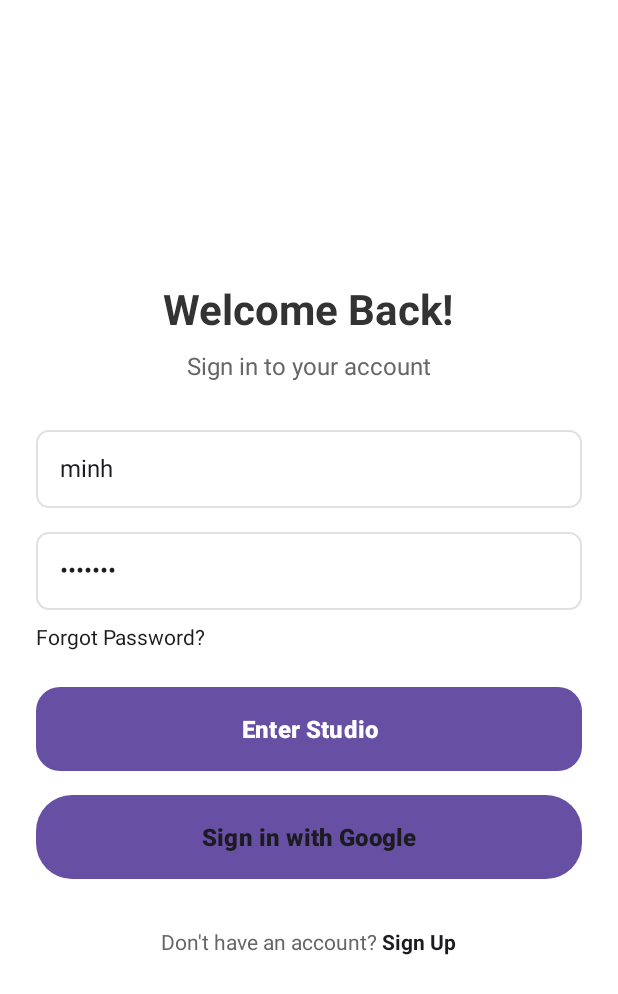
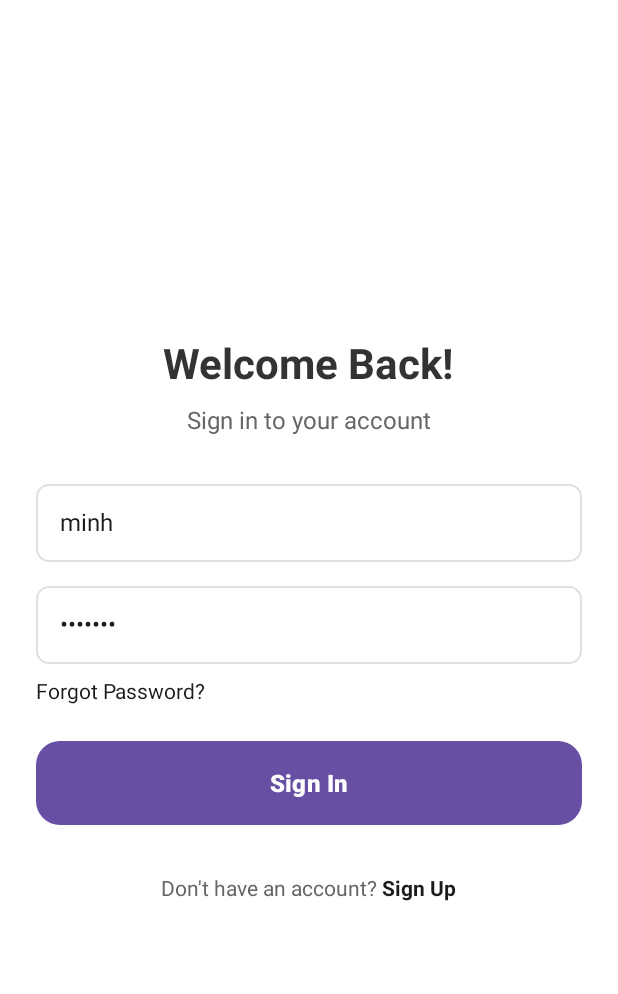
Before and after one commit to duc2292003-ops/8066819Assignment2, an Android app: the screen it shows after launch (LoginActivity), on a phone screen of 412 x 824 dp. Shown: the top 994 px of the screen. Run offline under Robolectric (Android 15) with nearby library versions, the phone set to English and light mode, and no system bars; our stand-ins replace Dagger/Hilt's generated code.

```diff
--- a/app/src/main/res/layout/s8066819_login.xml
+++ b/app/src/main/res/layout/s8066819_login.xml
@@ -69,22 +69,11 @@
         android:id="@+id/btnLogin"
         android:layout_width="match_parent"
         android:layout_height="56dp"
-        android:text="Enter Studio"
+        android:text="Sign In"
         android:textSize="16sp"
         android:textStyle="bold"
         android:textColor="@color/white"
         android:background="@drawable/button_background"
-        android:layout_marginBottom="16dp" />
-
-    <Button
-        android:id="@+id/btnLoginWithGoogle"
-        android:layout_width="match_parent"
-        android:layout_height="56dp"
-        android:text="Sign in with Google"
-        android:textSize="16sp"
-        android:textStyle="bold"
-        android:textColor="@color/primary"
-        android:background="@drawable/sub_button_background"
         android:layout_marginBottom="16dp" />
 
     <!-- Sign Up Link -->
```
Also changed, not shown: 1 other file.
